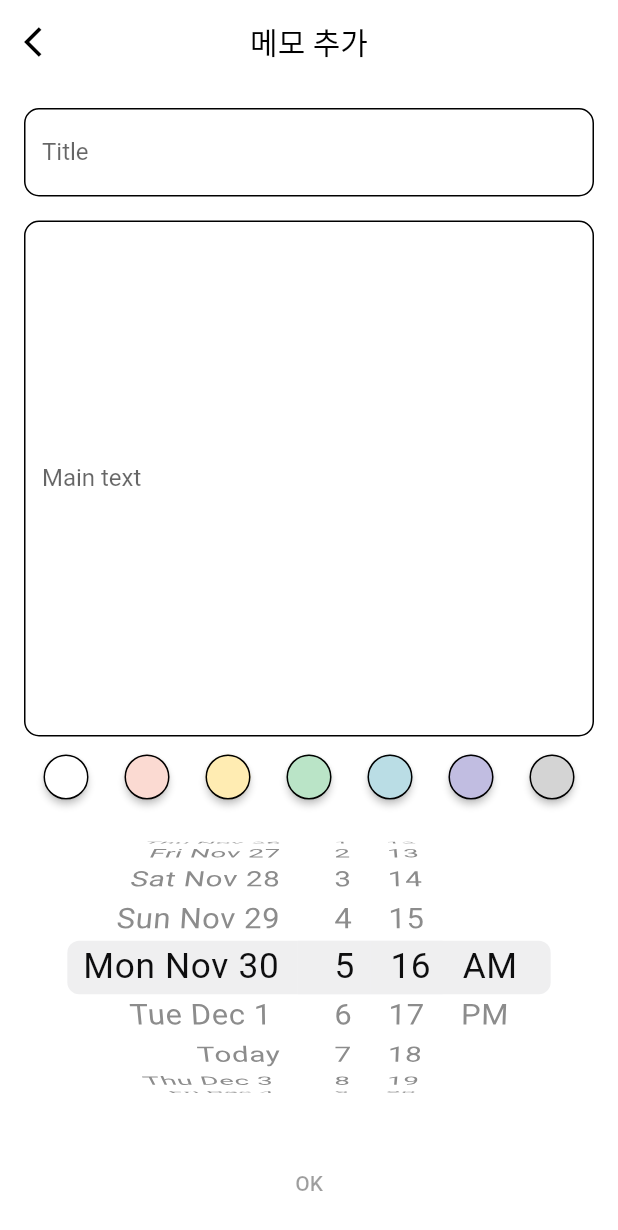
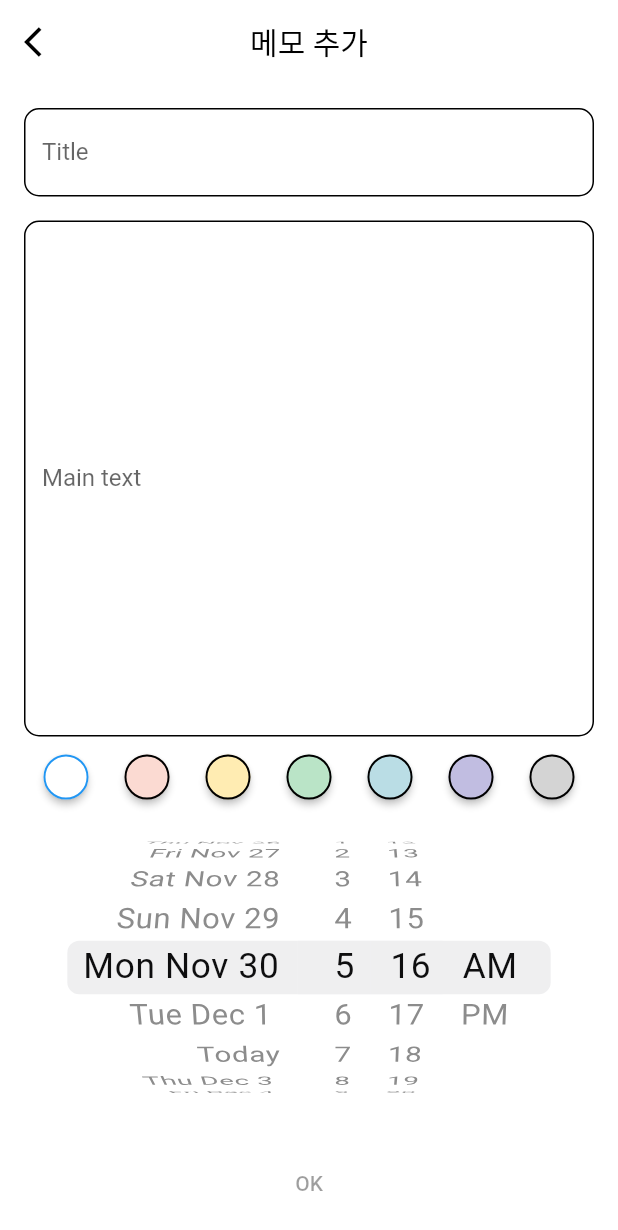
Before and after one commit to Kyoung-M1N/memo_app, a Flutter app: the MemoSet screen opened directly, after a tap on an icon or button, on a phone screen of 412 x 824 dp. Shown: the top 1230 px of the screen. Run offline on Flutter 3.47's test engine with Material 2 defaults, Android fonts, the phone set to English and light mode, and no system bars; our stand-ins replace shared_preferences; accounts and stored records are empty.

Commit message:
메모지 컬러 적용

```diff
--- a/lib/providers/memo_info_provider.dart
+++ b/lib/providers/memo_info_provider.dart
@@ -5,12 +5,14 @@ class MemoInfo extends ChangeNotifier {
   Map<String, Memo> memos = {};
   bool deleteMode = false;
 
-  void addMemo(String title, String mainText, int year, int month, int day,
-      int hour, int minute) async {
+  void addMemo(String key, String title, String mainText, String color, int year, int month,
+      int day, int hour, int minute) async {
     memos.addAll({
-      title: Memo(
+      key: Memo(
+          key: key,
           title: title,
           mainText: mainText,
+          color: color,
           year: year,
           month: month,
           day: day,
@@ -19,8 +21,10 @@ class MemoInfo extends ChangeNotifier {
     });
     final prefs = await SharedPreferences.getInstance();
     await prefs.setStringList('keys', memos.keys.toList());
-    await prefs.setStringList(title, [
+    await prefs.setStringList(key, [
+      title,
       mainText,
+      color,
       year.toString(),
       month.toString(),
       day.toString(),
@@ -47,13 +51,15 @@ class MemoInfo extends ChangeNotifier {
         List<String>? temp = prefs.getStringList(keys[i]);
         memos.addAll({
           keys[i]: Memo(
-              title: keys[i],
-              mainText: temp![0],
-              year: int.parse(temp[1]),
-              month: int.parse(temp[2]),
-              day: int.parse(temp[3]),
-              hour: int.parse(temp[4]),
-              minute: int.parse(temp[5]))
+              key: keys[i],
+              title: temp![0],
+              mainText: temp[1],
+              color: temp[2],
+              year: int.parse(temp[3]),
+              month: int.parse(temp[4]),
+              day: int.parse(temp[5]),
+              hour: int.parse(temp[6]),
+              minute: int.parse(temp[7]))
         });
       }
     }
@@ -64,8 +70,10 @@ class MemoInfo extends ChangeNotifier {
 }
 
 class Memo {
+  late String key;
   late String title;
   late String mainText;
+  late String color;
   late int year;
   late int month;
   late int day;
@@ -73,8 +81,10 @@ class Memo {
   late int minute;
 
   Memo(
-      {required this.title,
+      {required this.key,
+      required this.title,
       required this.mainText,
+      required this.color,
       required this.year,
       required this.month,
       required this.day,
--- a/lib/widgets/palette.dart
+++ b/lib/widgets/palette.dart
@@ -12,60 +12,73 @@ class Palette extends StatefulWidget {
 }
 
 class _PaletteState extends State<Palette> {
-  Color? currentValue;
+  Color currentValue = MemoColor.white;
 
   @override
   Widget build(BuildContext context) {
     return Row(mainAxisAlignment: MainAxisAlignment.center, children: [
       checkBox(
+          selectedColor: currentValue,
           color: MemoColor.white,
           onPressed: () {
             setState(() {
               currentValue = MemoColor.white;
             });
-            widget.onChanged!(currentValue!);
+            widget.onChanged!(currentValue);
           }),
-      checkBox(color: MemoColor.pink,
+      checkBox(
+          selectedColor: currentValue,
+          color: MemoColor.pink,
           onPressed: () {
             setState(() {
               currentValue = MemoColor.pink;
             });
-            widget.onChanged!(currentValue!);
+            widget.onChanged!(currentValue);
           }),
-      checkBox(color: MemoColor.yellow,
+      checkBox(
+          selectedColor: currentValue,
+          color: MemoColor.yellow,
           onPressed: () {
             setState(() {
               currentValue = MemoColor.yellow;
             });
-            widget.onChanged!(currentValue!);
+            widget.onChanged!(currentValue);
           }),
-      checkBox(color: MemoColor.green,
+      checkBox(
+          selectedColor: currentValue,
+          color: MemoColor.green,
           onPressed: () {
             setState(() {
               currentValue = MemoColor.green;
             });
-            widget.onChanged!(currentValue!);
+            widget.onChanged!(currentValue);
           }),
-      checkBox(color: MemoColor.blue,
+      checkBox(
+          selectedColor: currentValue,
+          color: MemoColor.blue,
           onPressed: () {
             setState(() {
               currentValue = MemoColor.blue;
             });
-            widget.onChanged!(currentValue!);
+            widget.onChanged!(currentValue);
           }),
-      checkBox(color: MemoColor.purple,
+      checkBox(
+          selectedColor: currentValue,
+          color: MemoColor.purple,
           onPressed: () {
             setState(() {
               currentValue = MemoColor.purple;
             });
-            widget.onChanged!(currentValue!);
+            widget.onChanged!(currentValue);
           }),
-      checkBox(color: MemoColor.grey,
+      checkBox(
+          selectedColor: currentValue,
+          color: MemoColor.grey,
           onPressed: () {
             setState(() {
               currentValue = MemoColor.grey;
             });
-            widget.onChanged!(currentValue!);
+            widget.onChanged!(currentValue);
           }),
     ]);
   }
@@ -73,17 +86,17 @@ class _PaletteState extends State<Palette> {
 
 Widget checkBox({
   required Color color,
+  required Color selectedColor,
   required void Function()? onPressed,
-
 }) =>
     Container(
-      margin: EdgeInsets.all(3),
+      margin: const EdgeInsets.all(3),
       child: RawMaterialButton(
         onPressed: onPressed,
         shape: RoundedRectangleBorder(
             side: BorderSide(
-              width: 1,
-              color: Colors.black,
+              width: 1.3,
+              color: (color == selectedColor) ? Colors.blue : Colors.black,
             ),
             borderRadius: BorderRadius.circular(20)),
         fillColor: color,
@@ -91,7 +104,7 @@ Widget checkBox({
       ),
     );
 
-class MemoColor{
+class MemoColor {
   static Color pink = const Color(0xFFFBDAD2);
   static Color yellow = const Color(0xFFFFECB2);
   static Color green = const Color(0xFFBAE4C7);
```
Also changed, not shown: lib/pages/memo_set.dart (+15 -3 lines), lib/widgets/memo_list.dart (+6 -1 lines), lib/main.dart (line endings or trailing spaces).
